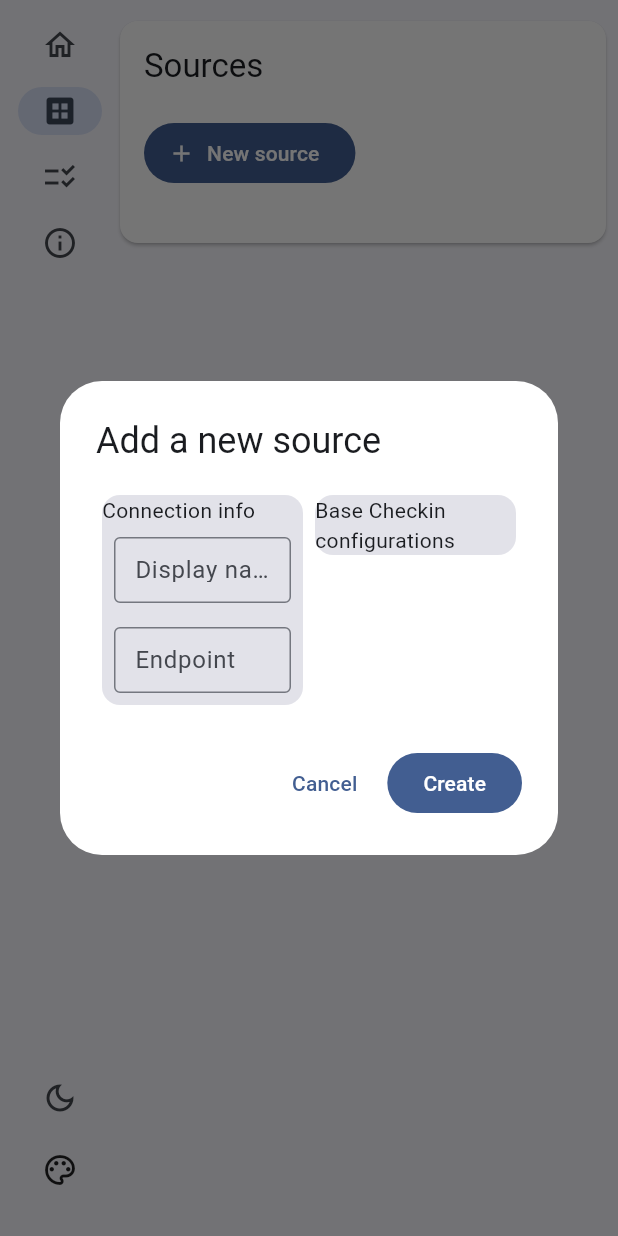
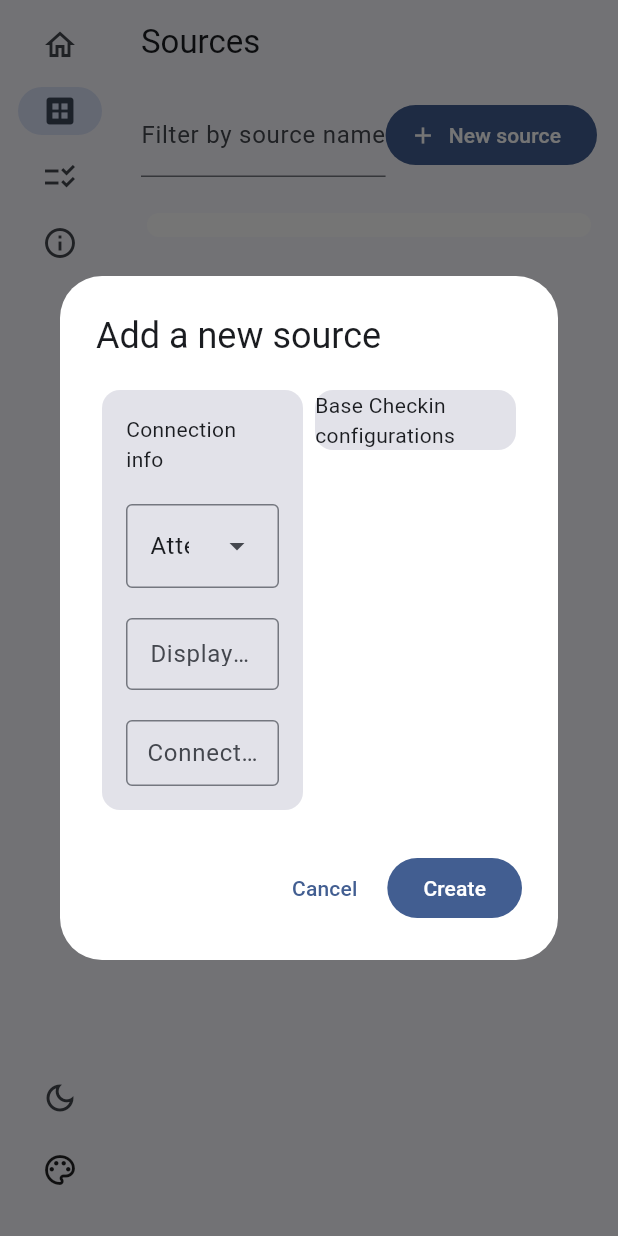
Before and after one commit to linhpduc/bam247, a Flutter app: the screen it shows after launch, after a tap on "Sources", after a tap on "New source", on a phone screen of 412 x 824 dp. Run offline on Flutter 3.47's test engine with Material 3 defaults, Android fonts, the phone set to English and light mode, and no system bars; our stand-ins replace sqflite_common_ffi; accounts and stored records are empty.

Commit message:
update models

```diff
--- a/lib/constants.dart
+++ b/lib/constants.dart
@@ -24,3 +24,11 @@ enum ScreenSelected {
   const ScreenSelected(this.value);
   final int value;
 }
+
+enum SourceTypeModel {
+  machine("machine", "Attendance Machines");
+
+  const SourceTypeModel(this.code, this.name);
+  final String code;
+  final String name;
+}
--- a/lib/main.dart
+++ b/lib/main.dart
@@ -42,7 +42,7 @@ class _AppState extends State<App> {
   Widget build(BuildContext context) {
     return MaterialApp(
       debugShowCheckedModeBanner: false,
-      title: 'Batt247',
+      title: 'BAM-247',
       themeMode: themeMode,
       theme: ThemeData(
         brightness: Brightness.light,
--- a/lib/models/machines.dart
+++ b/lib/models/machines.dart
@@ -1,18 +1,19 @@
 import 'sources.dart';
 
 class MachineModel {
-  final int id;
-  final SourceModel source;
-  final String? brandname;
-  final String ipAddress;
-  final int tcpPort;
-  final bool? realtimeCapturable;
-  final String? metadata;
+  final int? id;
+  final String sourceId;
+  String? brandname;
+  String ipAddress;
+  int tcpPort;
+  bool? realtimeCapturable;
+  String? metadata;
+
   static String tableName = 'machines';
 
   MachineModel({
-    required this.id,
-    required this.source,
+    this.id,
+    required this.sourceId,
     this.brandname,
     required this.ipAddress,
     required this.tcpPort,
@@ -22,7 +23,7 @@ class MachineModel {
 
   Map<String, dynamic> toMap() => {
     "id": id,
-    "source_id": source.sourceId,
+    "source_id": sourceId,
     "brandname": brandname ?? "",
     "ip_address": ipAddress,
     "tcp_port": tcpPort,
@@ -32,12 +33,12 @@ class MachineModel {
 
   @override
   String toString() {
-    return 'MachineModel{machine_id: $id, source_name: ${source.name}, endpoint: "$ipAddress:$tcpPort"}';
+    return 'MachineModel{machine_id: $id, source_id: $sourceId, endpoint: "$ipAddress:$tcpPort"}';
   }
 }
 
-MachineModel m1 = MachineModel(id: 1, source: s1, ipAddress: "10.0.1.1", tcpPort: 4370);
-MachineModel m2 = MachineModel(id: 2, source: s2, ipAddress: "10.0.1.2", tcpPort: 4370);
-MachineModel m3 = MachineModel(id: 3, source: s3, ipAddress: "10.0.1.3", tcpPort: 4370);
+MachineModel m1 = MachineModel(id: 1, sourceId: s1.sourceId, ipAddress: "10.0.1.1", tcpPort: 4370);
+MachineModel m2 = MachineModel(id: 2, sourceId: s2.sourceId, ipAddress: "10.0.1.2", tcpPort: 4370);
+MachineModel m3 = MachineModel(id: 3, sourceId: s3.sourceId, ipAddress: "10.0.1.3", tcpPort: 4370);
 
 List<MachineModel> machinesSample = [m1, m2, m3];
--- a/lib/models/source_types.dart
+++ /dev/null
@@ -1,21 +0,0 @@
-class SourceTypeModel {
-  final int id;
-  final String code;
-  final String name;
-  static String tableName = 'source_types';
-
-  SourceTypeModel({required this.id, required this.code, required this.name});
-
-  Map<String, dynamic> toMap() => {
-    "id": id,
-    "code": code,
-    "name": name,
-  };
-
-  @override
-  String toString() {
-    return 'SourceTypeModel{code: $code, name: $name}';
-  }
-}
-
-SourceTypeModel typeSample = SourceTypeModel(id: 1, code: "machine", name: "Attendance Machine");
--- a/lib/models/sources.dart
+++ b/lib/models/sources.dart
@@ -1,27 +1,28 @@
-import 'source_types.dart';
+import '../constants.dart';
 
 class SourceModel {
   final int? id;
-  final String? sourceId;
-  final String? name;
-  final String? description;
-  final SourceTypeModel? type;
-  final int? intervalInSeconds;
-  final bool? realtimeEnabled;
-  final String? clientEndpoint;
-  final String? clientId;
-  final String? clientSecret;
-  final DateTime? createdTime;
+  final String sourceId;
+  String name;
+  String? description;
+  SourceTypeModel typeCode;
+  int? intervalInSeconds;
+  int? realtimeEnabled;
+  String? clientEndpoint;
+  String? clientId;
+  String? clientSecret;
+  DateTime? createdTime;
+
   static String tableName = 'sources';
 
   SourceModel({
     this.id,
-    this.sourceId,
-    this.name,
+    required this.sourceId,
+    required this.name,
     this.description,
-    this.type,
-    this.intervalInSeconds,
-    this.realtimeEnabled,
+    required this.typeCode,
+    this.intervalInSeconds = 600,
+    this.realtimeEnabled = 0,
     this.clientEndpoint,
     this.clientId,
     this.clientSecret,
@@ -33,58 +34,32 @@ class SourceModel {
     "source_id": sourceId,
     "name": name,
     "description": description ?? "",
-    "type": type?.name,
+    "type_code": typeCode.code,
     "interval_in_seconds": intervalInSeconds ?? 600,
     "realtime_enabled": realtimeEnabled ?? 0,
     "client_endpoint": clientEndpoint,
     "client_id": clientId,
     "client_secret": clientSecret,
-    "created_time": createdTime?.toUtc().millisecondsSinceEpoch ?? DateTime.now().toUtc().millisecondsSinceEpoch,
+    "created_time": createdTime?.toUtc().millisecondsSinceEpoch,
   };
 
   factory SourceModel.fromMap(Map<String, dynamic> map) => SourceModel(
-    id: map["id"] as int?,
-    sourceId: map["source_id"] as String?,
+    id: map["id"],
+    sourceId: map["source_id"],
     name: map["name"],
     description: map["description"],
-    type: typeSample,
+    typeCode: SourceTypeModel.values.byName(map["type_code"]),
     intervalInSeconds: map["interval_in_seconds"],
-    realtimeEnabled: map["realtime_enabled"] == 1,
+    realtimeEnabled: map["realtime_enabled"],
     clientEndpoint: map["client_endpoint"],
     clientId: map["client_id"],
     clientSecret: map["client_secret"],
-    createdTime: DateTime.fromMillisecondsSinceEpoch(map["created_time"], isUtc: true),
+    createdTime: DateTime.fromMillisecondsSinceEpoch(map["created_time"]),
   );
-
-  SourceModel copy({
-  int? id,
-  String? sourceId,
-  String? name,
-  String? description,
-  SourceTypeModel? type,
-  int? intervalInSeconds,
-  bool? realtimeEnabled,
-  String? clientEndpoint,
-  String? clientId,
-  String? clientSecret,
-  DateTime? createdTime,
-  }) => SourceModel(
-    id: id ?? this.id,
-    sourceId: sourceId ?? this.sourceId,
-    name: name ?? this.name,
-    description: description ?? this.description,
-    type: type ?? this.type,
-    intervalInSeconds: intervalInSeconds ?? this.intervalInSeconds,
-    realtimeEnabled: realtimeEnabled,
-    clientEndpoint: clientEndpoint ?? this.clientEndpoint,
-    clientId: clientId ?? this.clientId,
-    clientSecret: clientSecret ?? this.clientSecret,
-    createdTime: createdTime ?? this.createdTime,
-    );
 
   @override
   String toString() {
-    return 'SourceModel{source_id: $sourceId, name: $name, type: $type}';
+    return 'SourceModel{source_id: $sourceId, name: $name, type: $typeCode}';
   }
 }
 
@@ -93,9 +68,9 @@ SourceModel s1 = SourceModel(
       sourceId: "s_a46058eb9418",
       name: "Văn phòng HN",
       description: "",
-      type: typeSample,
+      typeCode: SourceTypeModel.machine,
       intervalInSeconds: 600,
-      realtimeEnabled: false,
+      realtimeEnabled: 0,
       clientEndpoint: "https://checkin.base.vn",
       clientId: "45234",
       clientSecret: "0",
@@ -105,9 +80,9 @@ SourceModel s2 = SourceModel(
       sourceId: "s_84fc085cf219",
       name: "Chi nhánh HCM",
       description: "",
-      type: typeSample,
+      typeCode:SourceTypeModel.machine,
       intervalInSeconds: 600,
-      realtimeEnabled: false,
+      realtimeEnabled: 0,
       clientEndpoint: "https://checkin.base.vn",
       clientId: "45234",
       clientSecret: "0",
@@ -117,9 +92,9 @@ SourceModel s3 = SourceModel(
       sourceId: "s_c4229d8e5f74",
       name: "Thủ phủ Đà Nẵng",
       description: "",
-      type: typeSample,
+      typeCode: SourceTypeModel.machine,
       intervalInSeconds: 600,
-      realtimeEnabled: false,
+      realtimeEnabled: 0,
       clientEndpoint: "https://checkin.base.vn",
       clientId: "45234",
       clientSecret: "0",
--- a/lib/screens/sources.dart
+++ b/lib/screens/sources.dart
@@ -1,7 +1,14 @@
-import 'package:batt247/components.dart';
+import 'package:batt247/constants.dart';
+import 'package:batt247/models/machines.dart';
 import 'package:flutter/material.dart';
+import 'package:path/path.dart';
+import 'package:uuid/uuid.dart';
+
+import '../components.dart';
 import '../models/sources.dart';
 import '../utils/database.dart';
+
+var uuid = const Uuid();
 
 class SourceScreen extends StatefulWidget {
   const SourceScreen({super.key});
@@ -11,26 +18,22 @@ class SourceScreen extends StatefulWidget {
 }
 
 class _SourceScreenState extends State<SourceScreen> {
-  Batt247Database db = Batt247Database.instance;
+  Batt247Database dbConn = Batt247Database.instance;
 
-  final List<SourceModel> sources = mySources;
+  List<SourceModel> sources = [];
   String filterName = '';
   List<SourceModel> filteredSources = [];
 
   @override
   void initState() {
-    db.readAllSource().then((items) {
-      setState(() {
-        filteredSources = items;
-      });
-    });
+    refreshSource();
     // filteredSources = sources;
     super.initState();
   }
 
   @override
   void dispose() {
-    db.close();
+    dbConn.close();
     super.dispose();
   }
 
@@ -38,17 +41,39 @@ class _SourceScreenState extends State<SourceScreen> {
     setState(() {
       filterName = name;
       filteredSources = sources
-          .where((source) => source.name!.contains(filterName))
+          .where((source) => source.name.contains(filterName))
           .toList();
     });
   }
 
+  void refreshSource() {
+    setState(() {
+      dbConn.readAllSource().then((items) {
+        setState(() {
+          filteredSources = items;
+          sources = items;
+        });
+      });
+    });
+  }
+
   Future<void> _dialogNewSource(BuildContext context) {
+    SourceModel newSource = SourceModel(
+      sourceId: uuid.v7(),
+      typeCode: SourceTypeModel.machine,
+      name: "",
+      description: "",
+      intervalInSeconds: 600,
+      realtimeEnabled: 0,
+      clientEndpoint: "https://checkin.base.vn",
+      clientId: "",
+      clientSecret: "",
+    );
     return showDialog(
       context: context,
       builder: (BuildContext context) {
-        var nameCtrl = TextEditingController();
-        var endpointCtrl = TextEditingController();
+        var ctrlName = TextEditingController();
+        var ctrlEndpoint = TextEditingController();
         return AlertDialog(
           backgroundColor: Theme.of(context).colorScheme.onSecondary,
           scrollable: true,
@@ -59,38 +84,48 @@ class _SourceScreenState extends State<SourceScreen> {
               children: [
                 Expanded(
                   child: Card.filled(
+                    child: Padding(
+                      padding: const EdgeInsets.all(16),
                       child: Column(
                         crossAxisAlignment: CrossAxisAlignment.start,
                         children: <Widget>[
                           const Text("Connection info"),
-                        Padding(
-                          padding: const EdgeInsets.all(8),
-                          child: TextFormField(
-                            controller: nameCtrl,
-                            decoration: InputDecoration(
+                          divider,
+                          DropdownMenu<String>(
+                            initialSelection: newSource.typeCode.code,
+                            onSelected: (String? code) {
+                              setState(() {
+                                newSource.typeCode = SourceTypeModel.values.byName(code!);
+                              });
+                            },
+                            dropdownMenuEntries: List.generate(SourceTypeModel.values.length, (index) {
+                              return DropdownMenuEntry<String>(value: SourceTypeModel.values[index].code, label: SourceTypeModel.values[index].name);
+                            }).toList(),
+                          ),
+                          divider,
+                          TextFormField(
+                            controller: ctrlName,
+                            decoration: const InputDecoration(
                               labelText: "Display name",
                               hintText: 'E.g: Headquarter office',
                               border: OutlineInputBorder(),
                               isDense: true,
-                              contentPadding: EdgeInsets.all(10),
                             ),
                           ),
-                        ),
-                        Padding(
-                          padding: const EdgeInsets.all(8),
-                          child: TextFormField(
-                            controller: endpointCtrl,
-                            decoration: InputDecoration(
-                              labelText: "Endpoint",
+                          divider,
+                          TextFormField(
+                            controller: ctrlEndpoint,
+                            decoration: const InputDecoration(
+                              labelText: "Connection endpoint",
                               hintText: 'E.g: 192.168.1.1:4370',
                               border: OutlineInputBorder(),
                               isDense: true,
                               contentPadding: EdgeInsets.all(10),
                             ),
                           ),
+                        ],
                       ),
-                      ],
-                    )
+                    ),
                   ),
                 ),
                 const Expanded(
@@ -122,8 +157,23 @@ class _SourceScreenState extends State<SourceScreen> {
               ),
               child: const Text('Create'),
               onPressed: () {
-                db.createSource(SourceModel.fromMap({"source_id": "23423523", "name": nameCtrl.text, "created_time": 1720952235709}));
+                newSource.name = ctrlName.text;
+                switch (newSource.typeCode) {
+                  case SourceTypeModel.machine:
+                    List<String> tupleEndpoint = ctrlEndpoint.text.split(":");
+                    MachineModel newMachine = MachineModel(
+                      sourceId: newSource.sourceId,
+                      ipAddress: tupleEndpoint[0],
+                      tcpPort: tupleEndpoint.length > 1 ? int.parse(tupleEndpoint[1]) : 4370
+                    );
+                    dbConn.createSource(newSource.toMap());
+                    dbConn.createMachine(newMachine.toMap());
+                    break;
+                  default:
+                }
+                refreshSource();
                 Navigator.of(context).pop();
+                ScaffoldMessenger.of(context).showSnackBar(const SnackBar(content: Text("Create successfully"), width: 400.0, behavior: SnackBarBehavior.floating,));
               },
             ),
           ],
@@ -138,14 +188,10 @@ class _SourceScreenState extends State<SourceScreen> {
       child: LayoutBuilder(
         builder: (context, constraints) {
           return SingleChildScrollView(
-            child: Card(
-              margin: const EdgeInsets.only(top: 14, bottom: 14, right: 8),
-              color: Theme.of(context).colorScheme.onSecondary,
-              child: Padding(
-                padding: const EdgeInsets.all(16),
-                child: SingleChildScrollView(
+            padding: const EdgeInsets.all(14),
             child: Column(
               crossAxisAlignment: CrossAxisAlignment.start,
+              mainAxisSize: MainAxisSize.max,
               children: <Widget>[
                 Text(
                   'Sources',
@@ -154,24 +200,35 @@ class _SourceScreenState extends State<SourceScreen> {
                 divider,
                 Row(
                   children: <Widget>[
+                    Expanded(
+                      child: TextField(
+                        decoration: const InputDecoration(labelText: 'Filter by source name'),
+                        onChanged: filterSourceByName,
+                      ),
+                    ),
                     FilledButton.icon(
-                            onPressed: ()async => await _dialogNewSource(context),
+                      onPressed: () async => await _dialogNewSource(context),
                       icon: const Icon(Icons.add),
                       label: const Text('New source'),
                     )
                   ],
                 ),
-                      // TextField(
-                      //   decoration: const InputDecoration(labelText: 'Filter by source name'),
-                      //   onChanged: filterSourceByName,
-                      // ),
                 divider,
-                      for (var source in filteredSources)
-                        SourceItem(info: source)
-                    ],
+                Card.filled(
+                  color: Theme.of(context).colorScheme.onSecondary,
+                  child: Padding(
+                    padding: const EdgeInsets.all(8),
+                    child: ListView.separated(
+                      shrinkWrap: true,
+                      itemCount: filteredSources.length,
+                      itemBuilder: (BuildContext context, int index) {
+                        return SourceItem(info: filteredSources[index]);
+                      },
+                      separatorBuilder: (BuildContext context, int index) => const Divider(),
                     ),
                   ),
                 ),
+              ],
             ),
           );
         },
@@ -189,8 +246,45 @@ class SourceItem extends StatefulWidget {
 }
 
 class _SourceItemState extends State<SourceItem> {
+  ListTileTitleAlignment? titleAlignment;
+
   @override
   Widget build(BuildContext context) {
-    return Text(widget.info.name!);
+    return ListTile(
+      titleAlignment: titleAlignment,
+      leading: const Icon(Icons.devices_fold_outlined),
+      title: Text(widget.info.name),
+      subtitle: Text(join(widget.info.description??"", widget.info.sourceId, widget.info.clientEndpoint??"", widget.info.clientId??"", widget.info.clientSecret??"", widget.info.createdTime?.toString())),
+      trailing: PopupMenuButton<ListTileTitleAlignment>(
+        onSelected: (ListTileTitleAlignment? value) {
+          setState(() {
+            titleAlignment = value;
+          });
+        },
+        itemBuilder: (BuildContext context) =>
+            <PopupMenuEntry<ListTileTitleAlignment>>[
+          const PopupMenuItem<ListTileTitleAlignment>(
+            value: ListTileTitleAlignment.threeLine,
+            child: Text('threeLine'),
+          ),
+          const PopupMenuItem<ListTileTitleAlignment>(
+            value: ListTileTitleAlignment.titleHeight,
+            child: Text('titleHeight'),
+          ),
+          const PopupMenuItem<ListTileTitleAlignment>(
+            value: ListTileTitleAlignment.top,
+            child: Text('top'),
+          ),
+          const PopupMenuItem<ListTileTitleAlignment>(
+            value: ListTileTitleAlignment.center,
+            child: Text('center'),
+          ),
+          const PopupMenuItem<ListTileTitleAlignment>(
+            value: ListTileTitleAlignment.bottom,
+            child: Text('bottom'),
+          ),
+        ],
+      ),
+    );
   }
 }
```
Also changed, not shown: lib/utils/database.dart (+11 -13 lines). Lines whose indentation alone changed are shown as unchanged.
